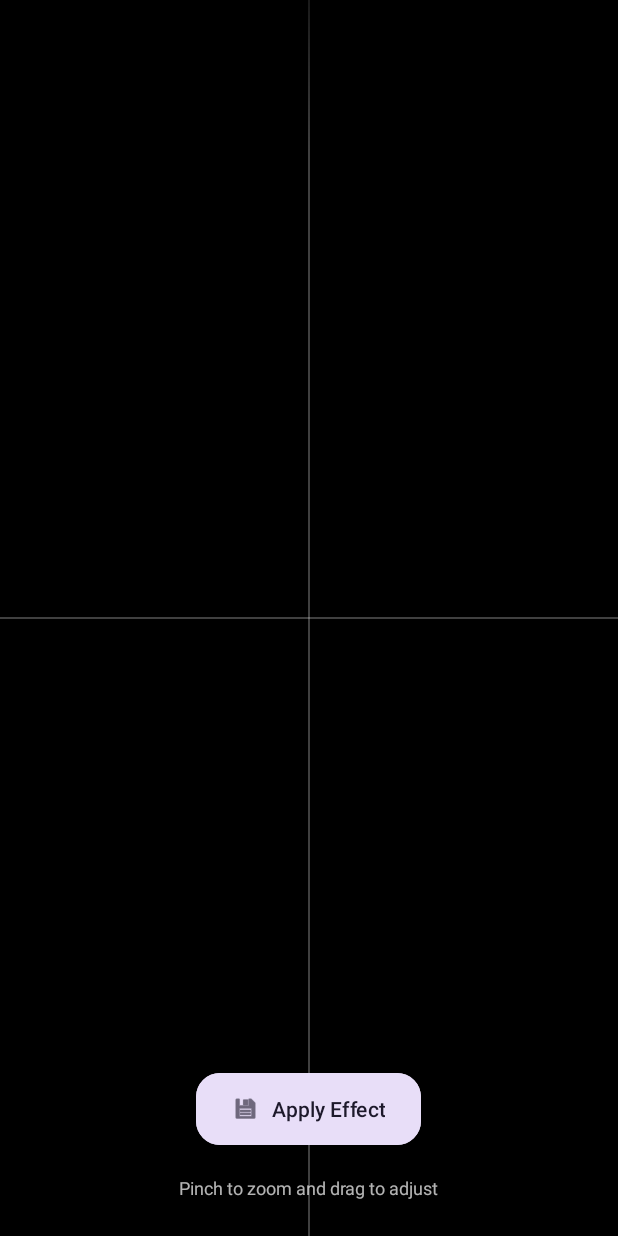
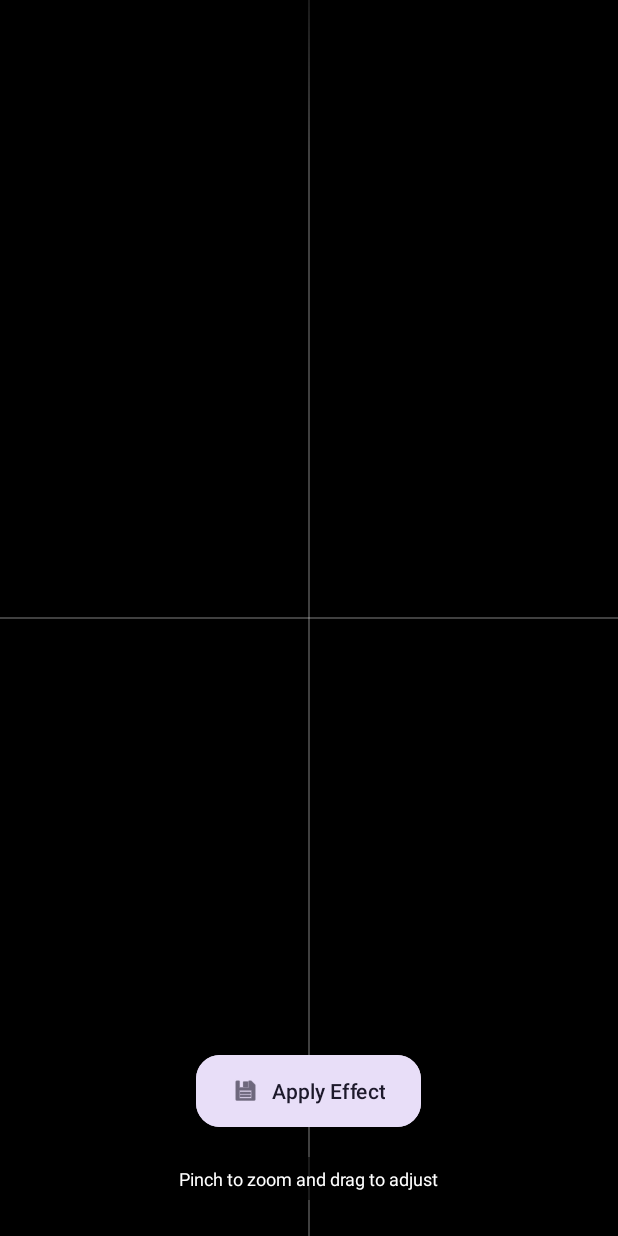
Before and after one commit to saad-khan-rind/NOSAtmosphereEffect, an Android app: the layout activity_crop.xml on its own in the app's theme, with its tools: preview values and no code run, on a phone screen of 412 x 824 dp. Run offline under Robolectric (Android 15) with nearby library versions, the phone set to English and light mode, and no system bars.

Commit message:
Material Theme

```diff
--- a/app/src/main/AndroidManifest.xml
+++ b/app/src/main/AndroidManifest.xml
@@ -12,19 +12,17 @@
         android:label="@string/app_name"
         android:roundIcon="@mipmap/ic_launcher_round"
         android:supportsRtl="true"
-        android:theme="@style/Theme.NOSAtmosphereEffect"
-        tools:targetApi="31">
+        android:theme="@style/Theme.NOSAtmosphereEffect">
         <activity
             android:name=".MainActivity"
-            android:exported="true"
-            android:theme="@style/Theme.AppCompat.Light.NoActionBar">  <intent-filter>
-            <action android:name="android.intent.action.MAIN" />
-            <category android:name="android.intent.category.LAUNCHER" />
-        </intent-filter>
+            android:exported="true">
+            <intent-filter>
+                <action android:name="android.intent.action.MAIN" />
+                <category android:name="android.intent.category.LAUNCHER" />
+            </intent-filter>
         </activity>
         <activity
             android:name=".CropActivity"
-            android:theme="@style/Theme.AppCompat.NoActionBar"
             android:screenOrientation="portrait"/>
         <service
             android:name=".AtmosphereService"
--- a/app/src/main/java/com/app/nosatmosphereeffect/CropActivity.kt
+++ b/app/src/main/java/com/app/nosatmosphereeffect/CropActivity.kt
@@ -1,11 +1,11 @@
 package com.app.nosatmosphereeffect
 
-import android.app.AlertDialog // New Import
 import android.app.WallpaperManager
 import android.content.ComponentName
 import android.content.ContentUris
 import android.content.ContentValues
 import android.content.Context
+import com.google.android.material.dialog.MaterialAlertDialogBuilder
 import android.content.Intent
 import android.graphics.Bitmap
 import android.graphics.BitmapFactory
@@ -48,12 +48,11 @@ class CropActivity : AppCompatActivity() {
         }
     }
 
-    // --- NEW: OPTIONS DIALOG ---
     private fun showApplyDialog(bitmap: Bitmap) {
         val options = arrayOf("Set Static Lock Screen", "Save Copy to Gallery")
         val checkedItems = booleanArrayOf(true, true) // Both checked by default
 
-        AlertDialog.Builder(this)
+        MaterialAlertDialogBuilder(this)
             .setTitle("Apply Options")
             .setMultiChoiceItems(options, checkedItems) { _, which, isChecked ->
                 checkedItems[which] = isChecked
--- /dev/null
+++ b/app/src/main/res/drawable/text_bg_scrim_rounded.xml
@@ -0,0 +1,5 @@
+<?xml version="1.0" encoding="utf-8"?>
+<shape xmlns:android="http://schemas.android.com/apk/res/android" android:shape="rectangle">
+    <solid android:color="#99000000"/>
+    <corners android:radius="16dp"/>
+</shape>
--- a/app/src/main/res/layout/activity_crop.xml
+++ b/app/src/main/res/layout/activity_crop.xml
@@ -15,7 +15,6 @@
         android:layout_height="match_parent"
         android:layout_gravity="center_horizontal"
         android:background="#40FFFFFF"/>
-
     <View
         android:layout_width="match_parent"
         android:layout_height="1dp"
@@ -53,10 +52,13 @@
         <TextView
             android:layout_width="wrap_content"
             android:layout_height="wrap_content"
-            android:text="@string/text_alignment_instructions"
-            android:textColor="#B3FFFFFF"
+            android:text="@string/image_alignment_instructions"
+            android:textColor="#FFFFFF"
             android:textSize="12sp"
-            android:layout_marginTop="16dp"/>
+            android:layout_marginTop="16dp"
+            android:background="@drawable/text_bg_scrim_rounded"
+            android:paddingHorizontal="12dp"
+            android:paddingVertical="6dp"/>
     </LinearLayout>
 
 </FrameLayout>
--- a/app/src/main/res/values/strings.xml
+++ b/app/src/main/res/values/strings.xml
@@ -6,6 +6,6 @@
     <string name="status_instruction">Select an image to create your\nNothing OS style effect.</string>
     <string name="action_select_image">Select Image</string>
     <string name="action_apply_effect">Apply Effect</string>
-    <string name="text_alignment_instructions">Pinch to zoom and drag to adjust</string>
+    <string name="image_alignment_instructions">Pinch to zoom and drag to adjust</string>
 
 </resources>
--- a/app/src/main/res/values/themes.xml
+++ b/app/src/main/res/values/themes.xml
@@ -1,16 +1,29 @@
-<?xml version="1.0" encoding="utf-8"?>
 <resources>
     <style name="Theme.NOSAtmosphereEffect" parent="Theme.Material3.DayNight.NoActionBar">
-        <item name="colorPrimary">@color/seed_red</item>
-        <item name="colorOnPrimary">#FFFFFF</item>
-        <item name="colorPrimaryContainer">#FFDAD6</item>
-        <item name="colorOnPrimaryContainer">#410002</item>
+        <item name="android:alertDialogTheme">@style/Theme.NOSAtmosphereEffect.Dialog</item>
+        <item name="materialAlertDialogTheme">@style/Theme.NOSAtmosphereEffect.Dialog</item>
+    </style>
 
-        <item name="android:colorBackground">#000000</item>
-        <item name="colorSurface">#1C1B1F</item>
-        <item name="colorOnSurface">#E6E1E5</item>
+    <style name="Theme.NOSAtmosphereEffect.Dialog" parent="ThemeOverlay.Material3.MaterialAlertDialog">
+        <item name="android:background">#000000</item>
+        <item name="colorSurface">#000000</item>
+        <item name="colorSurfaceContainerHigh">#000000</item> <item name="colorOnSurface">#FFFFFF</item>
+        <item name="android:textColorPrimary">#FFFFFF</item>
+        <item name="android:textColorSecondary">#B3FFFFFF</item> <item name="shapeAppearanceMediumComponent">@style/RoundedDialogShape</item>
 
-        <item name="android:statusBarColor">#000000</item>
-        <item name="android:windowLightStatusBar">false</item>
+        <item name="buttonBarPositiveButtonStyle">@style/DialogButton.Apply</item>
+        <item name="buttonBarNegativeButtonStyle">@style/DialogButton.Cancel</item>
     </style>
+
+    <style name="RoundedDialogShape" parent="ShapeAppearance.Material3.MediumComponent">
+        <item name="cornerFamily">rounded</item>
+        <item name="cornerSize">28dp</item>
+    </style>
+
+    <style name="DialogButton.Apply" parent="Widget.Material3.Button.TextButton">
+        <item name="android:textColor">#448AFF</item> <item name="android:textStyle">bold</item>
+    </style>
+
+    <style name="DialogButton.Cancel" parent="Widget.Material3.Button.TextButton">
+        <item name="android:textColor">#FFFFFF</item> </style>
 </resources>
```
